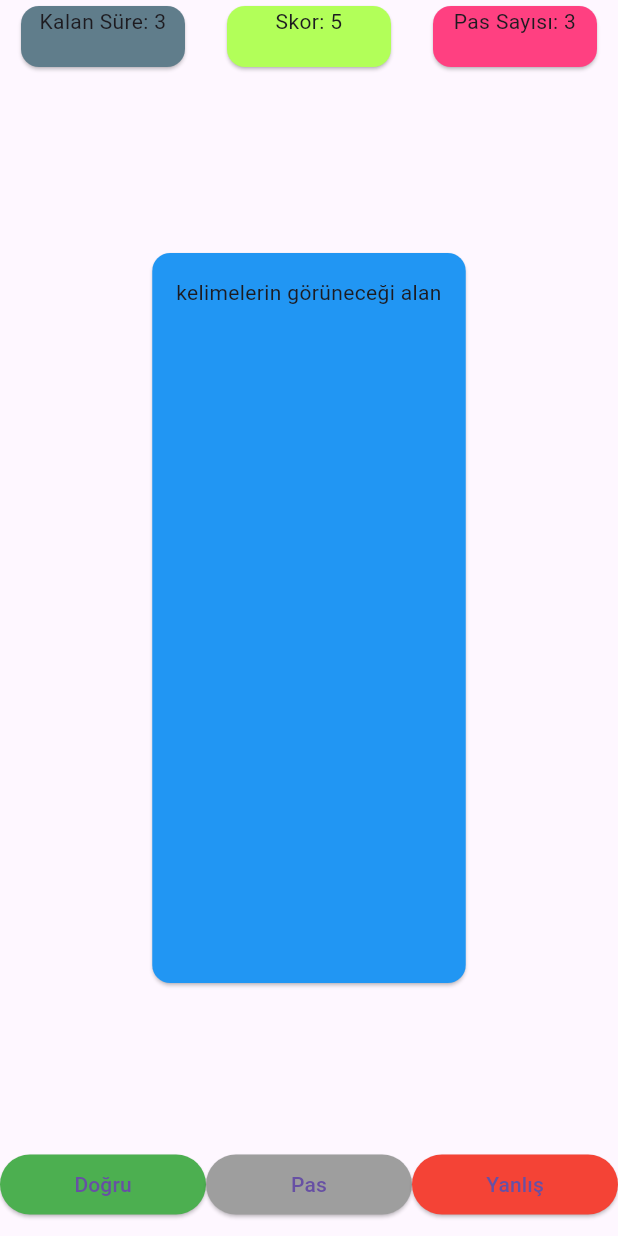
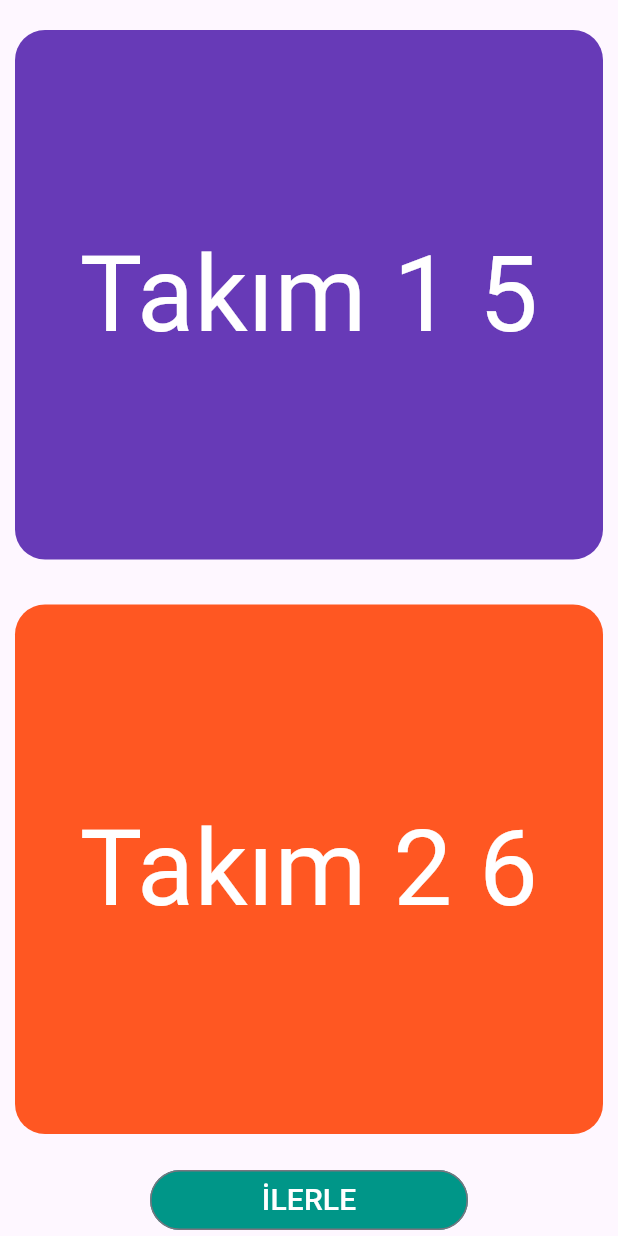
Before and after one commit to muhdetdoganay/tabu, a Flutter app: the screen it shows after launch, on a phone screen of 412 x 824 dp. Run offline on Flutter 3.47's test engine with Material 3 defaults, Android fonts, the phone set to English and light mode, and no system bars.

Commit message:
skorboard ekranı oluşturuldu

```diff
--- a/lib/main.dart
+++ b/lib/main.dart
@@ -1,9 +1,10 @@
 import 'package:flutter/material.dart';
 import 'package:tabu/myWidgets.dart';
 import 'package:tabu/oyunEkrani.dart';
+import 'package:tabu/skorboard.dart';
 
 void main() {
-  runApp(OyunEkrani());
+  runApp(Skorboard());
 }
 
 class MyApp extends StatelessWidget {
--- a/lib/myWidgets.dart
+++ b/lib/myWidgets.dart
@@ -1,4 +1,6 @@
+import 'package:flutter/cupertino.dart';
 import 'package:flutter/material.dart';
+import 'package:tabu/Takim.dart';
 
 //-----------------------------------------GİRİŞ EKRANI WİDGET BAŞLANGIÇ----------------------------------------
 class isimAlma extends StatelessWidget {
@@ -27,19 +29,21 @@ class isimAlma extends StatelessWidget {
   }
 }
 
-//-----------------------------------------GİRİŞ EKRANI WİDGET BİTİŞ----------------------------------------
-//-----------------------------------------OYUN EKRANI WİDGET BAŞLANGIÇ----------------------------------------
 class OyunUstBilgi extends StatelessWidget {
-  const OyunUstBilgi(
-      {super.key,
-      required this.deger,
-      required this.renk,
-      required this.metin});
+  const OyunUstBilgi({
+    super.key,
+    required this.deger,
+    required this.renk,
+    required this.metin,
+    this.textStyle = 14,
+    this.trenk = Colors.black,
+  });
 
   final int deger;
   final Color renk;
+  final Color trenk;
   final String metin;
-
+  final double textStyle;
   @override
   Widget build(BuildContext context) {
     return Expanded(
@@ -48,38 +52,90 @@ class OyunUstBilgi extends StatelessWidget {
       child: Card(
         color: renk,
         child: Text(
+          textAlign: TextAlign.center,
           '$metin: $deger',
-          textAlign: TextAlign.center,
+          style: TextStyle(fontSize: textStyle, color: this.trenk),
         ),
       ),
     ));
   }
 }
 
-class altButton extends StatelessWidget {
-  altButton({required this.metin, required this.renk, this.secim});
+class altButton extends StatefulWidget {
+  altButton(
+      {required this.metin,
+      required this.renk,
+      this.secim,
+      this.tkm,
+      this.pas = 3});
   final Color renk;
   final String metin;
   int? secim;
+  int pas;
+  Takim? tkm;
+
+  @override
+  State<altButton> createState() => _altButtonState();
+}
+
+class _altButtonState extends State<altButton> {
   @override
   Widget build(BuildContext context) {
     return Expanded(
       child: ElevatedButton(
           onPressed: () {
-            if (this.secim == 1) {
-              print('skor arttı');
-            } else if (this.secim == 0) {
-              print('skor azaldı');
-            } else {
-              print('hiçbir şey yapma');
-            }
+            setState(() {
+              if (widget.secim == 1) {
+                widget.tkm?.skorArti();
+              } else if (widget.secim == 0) {
+                widget.tkm?.skorEksi();
+              } else if (widget.secim == 2 && widget.tkm!.pas > 0) {
+                widget.tkm?.pas--;
+                print(widget.pas);
+              }
+            });
           },
-          child: Text(metin),
+          child: Text(widget.metin),
           style: ButtonStyle(
-            backgroundColor: MaterialStatePropertyAll<Color>(renk),
+            backgroundColor: MaterialStatePropertyAll<Color>(widget.renk),
           )),
     );
   }
 }
 
 //-----------------------------------------OYUN EKRANI WİDGET BİTİŞ----------------------------------------
+//-----------------------------------------SKORBOARD EKRANI WİDGET BAŞLANGIÇ----------------------------------------
+class skors extends StatelessWidget {
+  const skors({
+    super.key,
+    required this.deger,
+    required this.renk,
+    required this.metin,
+  });
+
+  final int deger;
+  final Color renk;
+  final String metin;
+  @override
+  Widget build(BuildContext context) {
+    return Expanded(
+      child: Container(
+        margin: const EdgeInsets.fromLTRB(10, 10, 10, 20),
+        decoration: BoxDecoration(
+          borderRadius: BorderRadius.circular(20),
+          color: this.renk,
+        ),
+        alignment: Alignment.center,
+        child: Text(
+          '$metin $deger',
+          textAlign: TextAlign.center,
+          style: TextStyle(
+            fontSize: 70,
+            color: Colors.white,
+          ),
+        ),
+      ),
+    );
+  }
+}
+//-----------------------------------------SKORBOARD EKRANI WİDGET BİTİŞ----------------------------------------
--- a/lib/oyunEkrani.dart
+++ b/lib/oyunEkrani.dart
@@ -1,6 +1,7 @@
 import 'dart:async';
 
 import 'package:flutter/material.dart';
+import 'Takim.dart';
 import 'myWidgets.dart';
 
 class OyunEkrani extends StatefulWidget {
@@ -13,20 +14,8 @@ class OyunEkrani extends StatefulWidget {
 class _OyunEkraniState extends State<OyunEkrani> {
   int zaman = 10;
   int skor = 5;
-  int pas = 3;
-  void zamanAzaltma() {
-    Timer.periodic(const Duration(seconds: 1), (timer) {
-      print(timer.tick);
-      setState(() {
-        if (zaman <= 0) {
-          timer.cancel();
-        } else {
-          zaman--;
-          timer.cancel();
-        }
-      });
-    });
-  }
+  int pas = 4;
+  Takim tkm = new Takim('sad', 5);
 
   @override
   Widget build(BuildContext context) {
@@ -49,12 +38,12 @@ class _OyunEkraniState extends State<OyunEkrani> {
                           metin: 'Kalan Süre',
                         ),
                         OyunUstBilgi(
-                          deger: skor,
+                          deger: tkm.getSkor(),
                           renk: Colors.lightGreenAccent,
                           metin: 'Skor',
                         ),
                         OyunUstBilgi(
-                          deger: pas,
+                          deger: tkm.pas,
                           renk: Colors.pinkAccent,
                           metin: 'Pas Sayısı',
                         ),
@@ -83,16 +72,20 @@ class _OyunEkraniState extends State<OyunEkrani> {
                           metin: 'Doğru',
                           renk: Colors.green,
                           secim: 1,
+                          tkm: tkm,
                         ),
                         altButton(
                           metin: 'Pas',
                           renk: Colors.grey,
                           secim: 2,
+                          pas: tkm.pas,
+                          tkm: tkm,
                         ),
                         altButton(
                           metin: 'Yanlış',
                           renk: Colors.red,
                           secim: 0,
+                          tkm: tkm,
                         )
                       ],
                     ),
@@ -105,4 +98,16 @@ class _OyunEkraniState extends State<OyunEkrani> {
       ),
     );
   }
+
+  void zamanAzaltma() {
+    Timer.periodic(const Duration(seconds: 1), (timer) {
+      setState(() {
+        if (zaman <= 0) {
+          timer.cancel();
+        } else {
+          zaman--;
+        }
+      });
+    });
+  }
 }
--- /dev/null
+++ b/lib/skorboard.dart
@@ -0,0 +1,54 @@
+import 'package:flutter/material.dart';
+
+import 'myWidgets.dart';
+
+class Skorboard extends StatelessWidget {
+  const Skorboard({super.key});
+
+  @override
+  Widget build(BuildContext context) {
+    return MaterialApp(
+      home: Scaffold(
+        body: SafeArea(
+          child: Center(
+            child: Column(
+                crossAxisAlignment: CrossAxisAlignment.stretch,
+                mainAxisAlignment: MainAxisAlignment.center,
+                children: [
+                  SizedBox(
+                    height: 10,
+                  ),
+                  skors(
+                    metin: 'Takım 1',
+                    renk: Colors.deepPurple,
+                    deger: 5,
+                  ),
+                  skors(
+                    metin: 'Takım 2',
+                    renk: Colors.deepOrange,
+                    deger: 6,
+                  ),
+                  Padding(
+                    padding: const EdgeInsets.symmetric(horizontal: 100.0),
+                    child: OutlinedButton(
+                      onPressed: () {},
+                      style: ButtonStyle(
+                        backgroundColor:
+                            MaterialStatePropertyAll<Color>(Colors.teal),
+                      ),
+                      child: Text(
+                        'İLERLE',
+                        style: TextStyle(
+                          color: Colors.white,
+                          fontSize: 20,
+                        ),
+                      ),
+                    ),
+                  ),
+                ]),
+          ),
+        ),
+      ),
+    );
+  }
+}
```
Also changed, not shown: lib/Takim.dart (added, +24 -0 lines).
